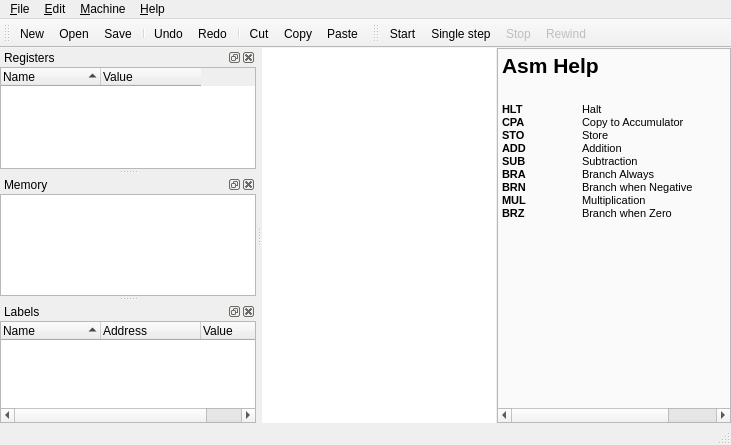
The window that mainwindow.ui (arturo182/AsmEmu) describes before a commit, drawn with Qt 5.
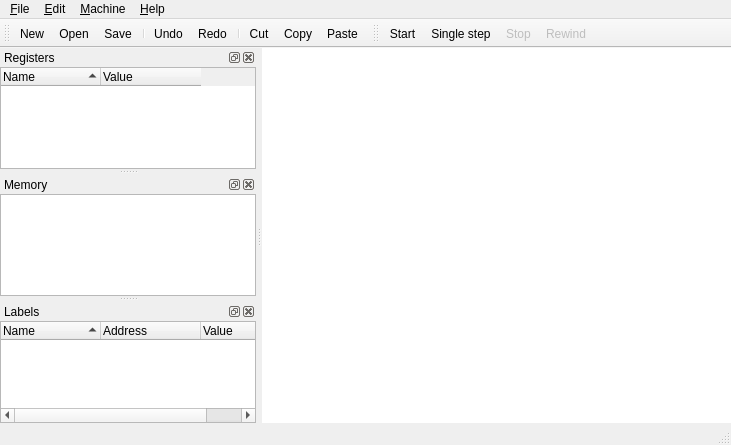
The same window after the commit. Icons and pictures are not drawn. Custom widgets are drawn as their Qt base class.

Commit message: Added new, awesome, super informative help. Also bootstrap.

```diff
--- a/mainwindow.ui
+++ b/mainwindow.ui
@@ -35,13 +35,6 @@
      <number>0</number>
     </property>
     <item>
-     <widget class="QSplitter" name="splitter">
-      <property name="orientation">
-       <enum>Qt::Horizontal</enum>
-      </property>
-      <property name="handleWidth">
-       <number>1</number>
-      </property>
       <widget class="CodeEdit" name="codeEdit">
        <property name="font">
         <font>
@@ -60,32 +53,6 @@
        <property name="specialPixmap" stdset="0">
         <pixmap resource="res.qrc">:/icons/play_blue.png</pixmap>
        </property>
-      </widget>
-      <widget class="QTextEdit" name="asmHelpEdit">
-       <property name="lineWrapMode">
-        <enum>QTextEdit::NoWrap</enum>
-       </property>
-       <property name="readOnly">
-        <bool>true</bool>
-       </property>
-       <property name="html">
-        <string>&lt;!DOCTYPE HTML PUBLIC &quot;-//W3C//DTD HTML 4.0//EN&quot; &quot;http://www.w3.org/TR/REC-html40/strict.dtd&quot;&gt;
-&lt;html&gt;&lt;head&gt;&lt;meta name=&quot;qrichtext&quot; content=&quot;1&quot; /&gt;&lt;style type=&quot;text/css&quot;&gt;
-p, li { white-space: pre-wrap; }
-&lt;/style&gt;&lt;/head&gt;&lt;body style=&quot; font-family:'MS Shell Dlg 2'; font-size:8.25pt; font-weight:400; font-style:normal;&quot; bgcolor=&quot;#fafafa&quot;&gt;
-&lt;p style=&quot; margin-top:0px; margin-bottom:0px; margin-left:0px; margin-right:0px; -qt-block-indent:0; text-indent:0px;&quot;&gt;&lt;span style=&quot; font-size:16pt; font-weight:600;&quot;&gt;Asm Help&lt;/span&gt;&lt;/p&gt;
-&lt;p style=&quot;-qt-paragraph-type:empty; margin-top:0px; margin-bottom:0px; margin-left:0px; margin-right:0px; -qt-block-indent:0; text-indent:0px; font-size:16pt; font-weight:600;&quot;&gt;&lt;br /&gt;&lt;/p&gt;
-&lt;p style=&quot; margin-top:0px; margin-bottom:0px; margin-left:0px; margin-right:0px; -qt-block-indent:0; text-indent:0px;&quot;&gt;&lt;span style=&quot; font-size:8pt; font-weight:600;&quot;&gt;HLT&lt;/span&gt;&lt;span style=&quot; font-size:8pt;&quot;&gt;	Halt&lt;/span&gt;&lt;/p&gt;
-&lt;p style=&quot; margin-top:0px; margin-bottom:0px; margin-left:0px; margin-right:0px; -qt-block-indent:0; text-indent:0px;&quot;&gt;&lt;span style=&quot; font-size:8pt; font-weight:600;&quot;&gt;CPA&lt;/span&gt;&lt;span style=&quot; font-size:8pt;&quot;&gt;	Copy to Accumulator	&lt;/span&gt;&lt;span style=&quot; font-size:8pt; font-weight:600; color:#0000ff;&quot;&gt;M&lt;/span&gt;&lt;span style=&quot; font-size:8pt; font-weight:600;&quot;&gt; -&amp;gt; &lt;/span&gt;&lt;span style=&quot; font-size:8pt; font-weight:600; color:#55aa00;&quot;&gt;A&lt;/span&gt;&lt;/p&gt;
-&lt;p style=&quot; margin-top:0px; margin-bottom:0px; margin-left:0px; margin-right:0px; -qt-block-indent:0; text-indent:0px;&quot;&gt;&lt;span style=&quot; font-size:8pt; font-weight:600;&quot;&gt;STO&lt;/span&gt;&lt;span style=&quot; font-size:8pt;&quot;&gt;	Store		&lt;/span&gt;&lt;span style=&quot; font-size:8pt; font-weight:600; color:#55aa00;&quot;&gt;A&lt;/span&gt;&lt;span style=&quot; font-size:8pt; font-weight:600;&quot;&gt; -&amp;gt; &lt;/span&gt;&lt;span style=&quot; font-size:8pt; font-weight:600; color:#0000ff;&quot;&gt;M&lt;/span&gt;&lt;/p&gt;
-&lt;p style=&quot; margin-top:0px; margin-bottom:0px; margin-left:0px; margin-right:0px; -qt-block-indent:0; text-indent:0px;&quot;&gt;&lt;span style=&quot; font-size:8pt; font-weight:600;&quot;&gt;ADD&lt;/span&gt;&lt;span style=&quot; font-size:8pt;&quot;&gt;	Addition		&lt;/span&gt;&lt;span style=&quot; font-size:8pt; font-weight:600; color:#0000ff;&quot;&gt;M&lt;/span&gt;&lt;span style=&quot; font-size:8pt; font-weight:600;&quot;&gt; + &lt;/span&gt;&lt;span style=&quot; font-size:8pt; font-weight:600; color:#55aa00;&quot;&gt;A&lt;/span&gt;&lt;span style=&quot; font-size:8pt; font-weight:600;&quot;&gt; -&amp;gt; &lt;/span&gt;&lt;span style=&quot; font-size:8pt; font-weight:600; color:#55aa00;&quot;&gt;A&lt;/span&gt;&lt;/p&gt;
-&lt;p style=&quot; margin-top:0px; margin-bottom:0px; margin-left:0px; margin-right:0px; -qt-block-indent:0; text-indent:0px;&quot;&gt;&lt;span style=&quot; font-size:8pt; font-weight:600;&quot;&gt;SUB&lt;/span&gt;&lt;span style=&quot; font-size:8pt;&quot;&gt;	Subtraction		&lt;/span&gt;&lt;span style=&quot; font-size:8pt; font-weight:600; color:#55aa00;&quot;&gt;A&lt;/span&gt;&lt;span style=&quot; font-size:8pt; font-weight:600;&quot;&gt; - &lt;/span&gt;&lt;span style=&quot; font-size:8pt; font-weight:600; color:#5500ff;&quot;&gt;M&lt;/span&gt;&lt;span style=&quot; font-size:8pt; font-weight:600;&quot;&gt; -&amp;gt; &lt;/span&gt;&lt;span style=&quot; font-size:8pt; font-weight:600; color:#55aa00;&quot;&gt;A&lt;/span&gt;&lt;/p&gt;
-&lt;p style=&quot; margin-top:0px; margin-bottom:0px; margin-left:0px; margin-right:0px; -qt-block-indent:0; text-indent:0px;&quot;&gt;&lt;span style=&quot; font-size:8pt; font-weight:600;&quot;&gt;BRA&lt;/span&gt;&lt;span style=&quot; font-size:8pt;&quot;&gt;	Branch Always&lt;/span&gt;&lt;/p&gt;
-&lt;p style=&quot; margin-top:0px; margin-bottom:0px; margin-left:0px; margin-right:0px; -qt-block-indent:0; text-indent:0px;&quot;&gt;&lt;span style=&quot; font-size:8pt; font-weight:600;&quot;&gt;BRN&lt;/span&gt;&lt;span style=&quot; font-size:8pt;&quot;&gt;	Branch when Negative	&lt;/span&gt;&lt;span style=&quot; font-size:8pt; font-weight:600; color:#55aa00;&quot;&gt;A&lt;/span&gt;&lt;span style=&quot; font-size:8pt;&quot;&gt; &amp;lt; 0&lt;/span&gt;&lt;/p&gt;
-&lt;p style=&quot; margin-top:0px; margin-bottom:0px; margin-left:0px; margin-right:0px; -qt-block-indent:0; text-indent:0px;&quot;&gt;&lt;span style=&quot; font-size:8pt; font-weight:600;&quot;&gt;MUL&lt;/span&gt;&lt;span style=&quot; font-size:8pt;&quot;&gt;	Multiplication		&lt;/span&gt;&lt;span style=&quot; font-size:8pt; font-weight:600; color:#55aa00;&quot;&gt;A&lt;/span&gt;&lt;span style=&quot; font-size:8pt; font-weight:600;&quot;&gt; * &lt;/span&gt;&lt;span style=&quot; font-size:8pt; font-weight:600; color:#5500ff;&quot;&gt;M&lt;/span&gt;&lt;span style=&quot; font-size:8pt; font-weight:600;&quot;&gt; -&amp;gt; &lt;/span&gt;&lt;span style=&quot; font-size:8pt; font-weight:600; color:#55aa00;&quot;&gt;A&lt;/span&gt;&lt;/p&gt;
-&lt;p style=&quot; margin-top:0px; margin-bottom:0px; margin-left:0px; margin-right:0px; -qt-block-indent:0; text-indent:0px;&quot;&gt;&lt;span style=&quot; font-size:8pt; font-weight:600;&quot;&gt;BRZ&lt;/span&gt;&lt;span style=&quot; font-size:8pt;&quot;&gt;	Branch when Zero 	&lt;/span&gt;&lt;span style=&quot; font-size:8pt; font-weight:600; color:#55aa00;&quot;&gt;A&lt;/span&gt;&lt;span style=&quot; font-size:8pt;&quot;&gt; = 0&lt;/span&gt;&lt;/p&gt;&lt;/body&gt;&lt;/html&gt;</string>
-       </property>
-      </widget>
      </widget>
     </item>
    </layout>
```
Lines whose indentation alone changed are shown as unchanged. The commit also changes 4 other files.
